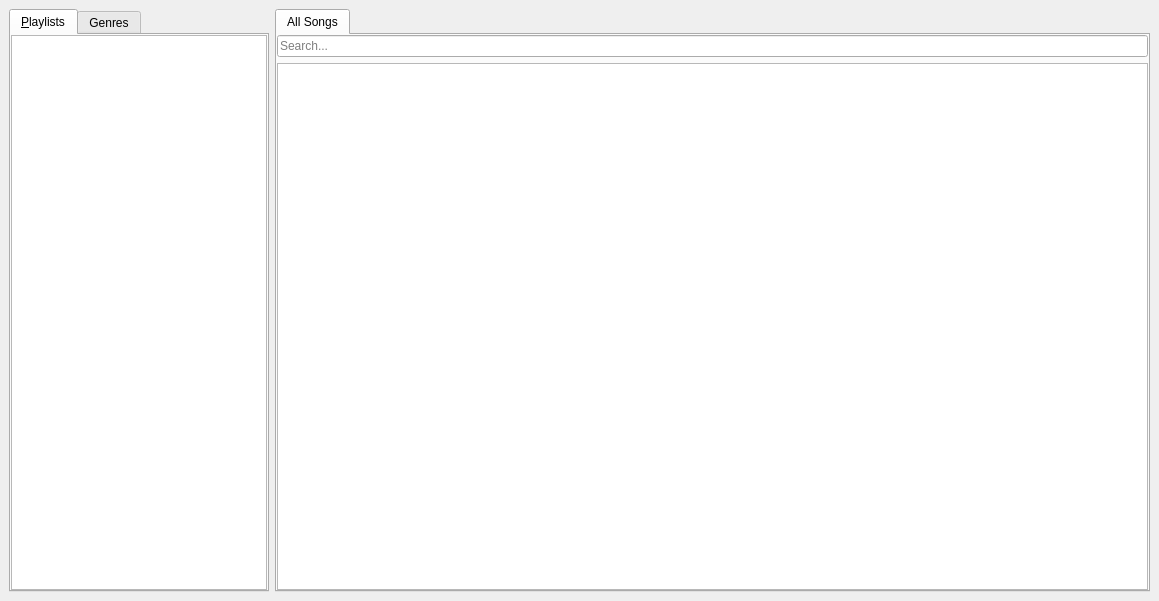
rpammeraal/mezzoforta, file MainWindow.ui: the form before one commit.
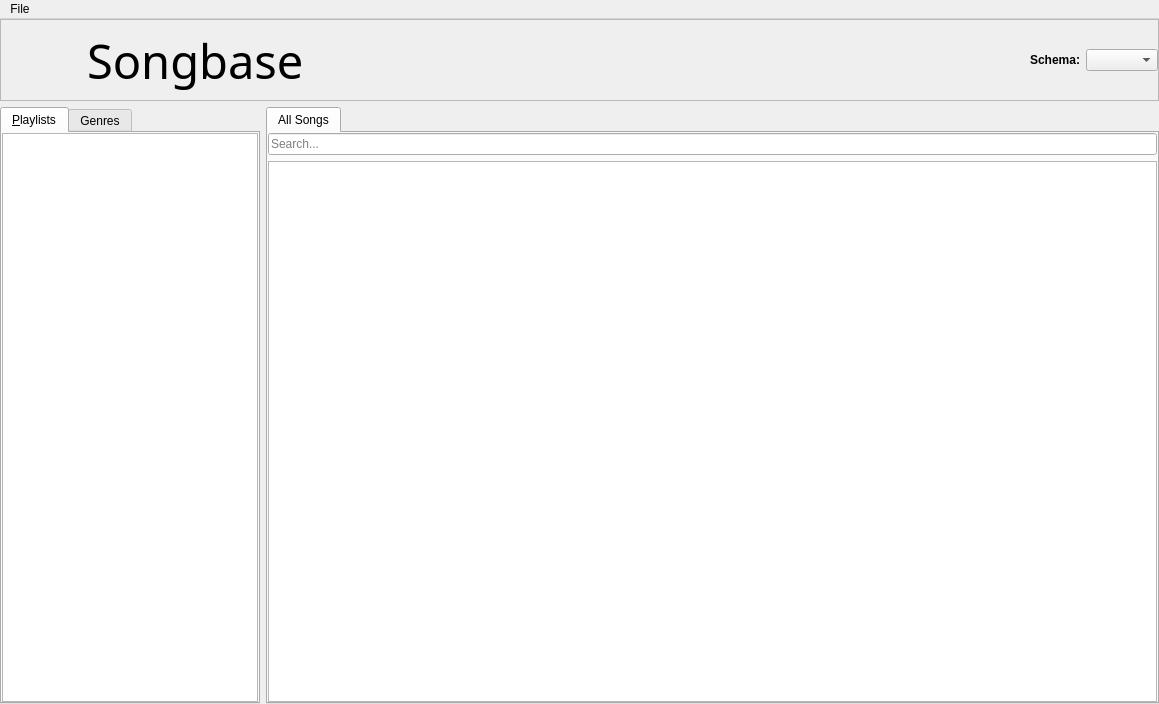
The form after the commit. Icons and pictures are not drawn.

Commit message: -	Refactoring of main.cpp, MainWindow, Controller classes, Controller being in charge of it all -	Selecting database added -	Support for Postgres/songbase databases. -	Header w/ dropdown for postgresql schemas (find out way to refresh views) -	Refactoring of classes, subclassing of QSqlQueryModel to prepare for drag & drop

Diff of the .ui file:
```diff
--- a/MainWindow.ui
+++ b/MainWindow.ui
@@ -7,7 +7,7 @@
     <x>0</x>
     <y>0</y>
     <width>1159</width>
-    <height>601</height>
+    <height>704</height>
    </rect>
   </property>
   <property name="sizePolicy">
@@ -17,7 +17,10 @@
    </sizepolicy>
   </property>
   <property name="windowTitle">
-   <string>Songbase [McGregor Test Site]</string>
+   <string>Songbase [next demo]</string>
+  </property>
+  <property name="autoFillBackground">
+   <bool>false</bool>
   </property>
   <widget class="QWidget" name="centralWidget">
    <property name="sizePolicy">
@@ -27,8 +30,179 @@
     </sizepolicy>
    </property>
    <layout class="QVBoxLayout">
+    <property name="leftMargin">
+     <number>0</number>
+    </property>
+    <property name="topMargin">
+     <number>0</number>
+    </property>
+    <property name="rightMargin">
+     <number>0</number>
+    </property>
+    <property name="bottomMargin">
+     <number>0</number>
+    </property>
     <item>
-     <layout class="QHBoxLayout" name="horizontalLayout">
+     <layout class="QVBoxLayout" name="MainVLayout">
+      <property name="sizeConstraint">
+       <enum>QLayout::SetMaximumSize</enum>
+      </property>
+      <item>
+       <layout class="QHBoxLayout" name="titelLayout">
+        <property name="sizeConstraint">
+         <enum>QLayout::SetMaximumSize</enum>
+        </property>
+        <item>
+         <widget class="QFrame" name="titelFrame">
+          <property name="styleSheet">
+           <string notr="true"/>
+          </property>
+          <property name="frameShape">
+           <enum>QFrame::StyledPanel</enum>
+          </property>
+          <property name="frameShadow">
+           <enum>QFrame::Raised</enum>
+          </property>
+          <property name="lineWidth">
+           <number>0</number>
+          </property>
+          <layout class="QHBoxLayout" name="horizontalLayout_2">
+           <property name="leftMargin">
+            <number>0</number>
+           </property>
+           <property name="topMargin">
+            <number>0</number>
+           </property>
+           <property name="rightMargin">
+            <number>0</number>
+           </property>
+           <property name="bottomMargin">
+            <number>0</number>
+           </property>
+           <item>
+            <widget class="QLabel" name="labelLogo">
+             <property name="sizePolicy">
+              <sizepolicy hsizetype="Minimum" vsizetype="Minimum">
+               <horstretch>0</horstretch>
+               <verstretch>0</verstretch>
+              </sizepolicy>
+             </property>
+             <property name="minimumSize">
+              <size>
+               <width>80</width>
+               <height>80</height>
+              </size>
+             </property>
+             <property name="maximumSize">
+              <size>
+               <width>80</width>
+               <height>80</height>
+              </size>
+             </property>
+             <property name="font">
+              <font>
+               <pointsize>15</pointsize>
+              </font>
+             </property>
+             <property name="text">
+              <string/>
+             </property>
+             <property name="pixmap">
+              <pixmap resource="resource.qrc">:/images/logo</pixmap>
+             </property>
+             <property name="alignment">
+              <set>Qt::AlignCenter</set>
+             </property>
+            </widget>
+           </item>
+           <item>
+            <widget class="QLabel" name="labelSongbase">
+             <property name="minimumSize">
+              <size>
+               <width>0</width>
+               <height>80</height>
+              </size>
+             </property>
+             <property name="maximumSize">
+              <size>
+               <width>16777215</width>
+               <height>80</height>
+              </size>
+             </property>
+             <property name="baseSize">
+              <size>
+               <width>0</width>
+               <height>80</height>
+              </size>
+             </property>
+             <property name="font">
+              <font>
+               <family>Mishafi Gold</family>
+               <pointsize>35</pointsize>
+              </font>
+             </property>
+             <property name="styleSheet">
+              <string notr="true"/>
+             </property>
+             <property name="text">
+              <string>Songbase</string>
+             </property>
+             <property name="alignment">
+              <set>Qt::AlignLeading|Qt::AlignLeft|Qt::AlignVCenter</set>
+             </property>
+            </widget>
+           </item>
+           <item>
+            <widget class="QLabel" name="labelSchemaComboBox">
+             <property name="maximumSize">
+              <size>
+               <width>80</width>
+               <height>80</height>
+              </size>
+             </property>
+             <property name="font">
+              <font>
+               <weight>75</weight>
+               <bold>true</bold>
+              </font>
+             </property>
+             <property name="layoutDirection">
+              <enum>Qt::LeftToRight</enum>
+             </property>
+             <property name="styleSheet">
+              <string notr="true"/>
+             </property>
+             <property name="text">
+              <string>Schema:</string>
+             </property>
+             <property name="alignment">
+              <set>Qt::AlignRight|Qt::AlignTrailing|Qt::AlignVCenter</set>
+             </property>
+             <property name="textInteractionFlags">
+              <set>Qt::LinksAccessibleByMouse</set>
+             </property>
+            </widget>
+           </item>
+           <item>
+            <widget class="QComboBox" name="schemaComboBox">
+             <property name="sizePolicy">
+              <sizepolicy hsizetype="Fixed" vsizetype="Fixed">
+               <horstretch>0</horstretch>
+               <verstretch>0</verstretch>
+              </sizepolicy>
+             </property>
+             <property name="styleSheet">
+              <string notr="true"/>
+             </property>
+            </widget>
+           </item>
+          </layout>
+         </widget>
+        </item>
+       </layout>
+      </item>
+      <item>
+       <layout class="QHBoxLayout" name="horizontalLayout2">
       <property name="sizeConstraint">
        <enum>QLayout::SetMaximumSize</enum>
       </property>
@@ -167,8 +341,37 @@
      </layout>
     </item>
    </layout>
+    </item>
+   </layout>
   </widget>
- </widget>
- <resources/>
+  <widget class="QMenuBar" name="menuBar">
+   <property name="geometry">
+    <rect>
+     <x>0</x>
+     <y>0</y>
+     <width>1159</width>
+     <height>22</height>
+    </rect>
+   </property>
+   <widget class="QMenu" name="menuFile">
+    <property name="title">
+     <string>File</string>
+    </property>
+    <addaction name="menuOpenDatabase"/>
+   </widget>
+   <addaction name="menuFile"/>
+  </widget>
+  <action name="menuOpenDatabase">
+   <property name="text">
+    <string>&amp;Open Database</string>
+   </property>
+   <property name="shortcut">
+    <string>Ctrl+O</string>
+   </property>
+  </action>
+ </widget>
+ <resources>
+  <include location="resource.qrc"/>
+ </resources>
  <connections/>
 </ui>
```
Left out of the diff: 2 changed lines with no effect on the pictures. Lines whose indentation alone changed are shown as unchanged. The commit also changes 27 other files.
